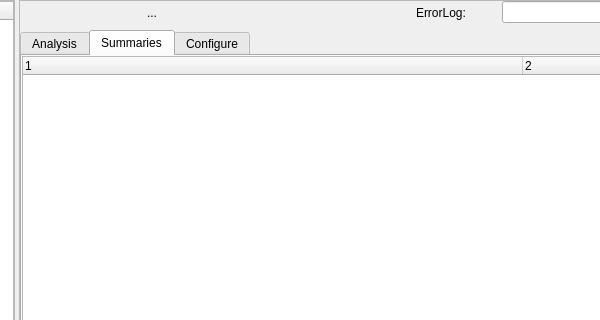
Before: the Qt Designer form hbqtwidgets/parselogs.ui in FiveTechSoft/qtcontribs, drawn with Qt 5; both pictures show x 222 to 822 and y 0 to 320 of the 975 by 734 pixel window.
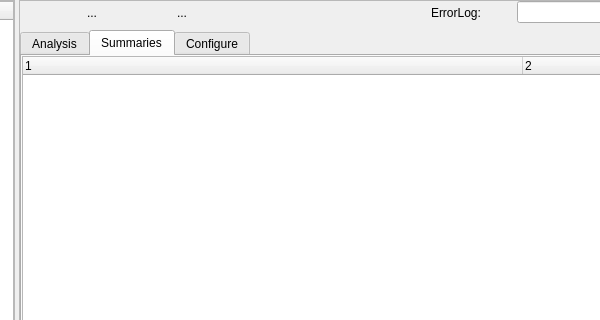
After: the same form once the commit is applied. Icons and pictures are not drawn.

```diff
--- a/hbqtwidgets/parselogs.ui
+++ b/hbqtwidgets/parselogs.ui
@@ -136,6 +136,20 @@
            </property>
           </widget>
          </item>
+         <item>
+          <widget class="QToolButton" name="btnGraphics">
+           <property name="text">
+            <string>...</string>
+           </property>
+           <property name="icon">
+            <iconset resource="hbqtwidgets.qrc">
+             <normaloff>:/hbqt/resources/prv_charts.png</normaloff>:/hbqt/resources/prv_charts.png</iconset>
+           </property>
+           <property name="autoRaise">
+            <bool>true</bool>
+           </property>
+          </widget>
+         </item>
          <item>
           <widget class="QToolButton" name="toolButton">
            <property name="enabled">
```
